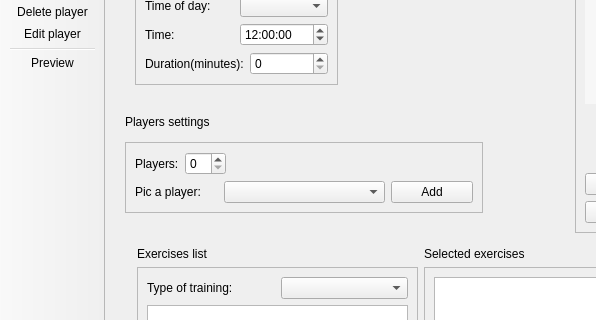
This is BVCoach/mainwindow.ui in Sautenko-Andrey/CoachApp as Qt 5 draws it before an edit; both pictures show x 0 to 596 and y 104 to 424 of the 1366 by 768 pixel window. The edited form follows.
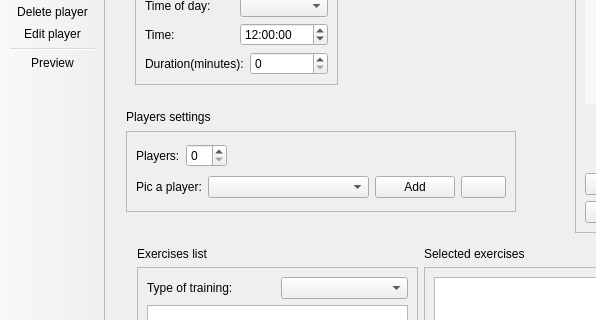
This is the edited form. Icons and pictures are not drawn.

Commit message: add player tool works properly. Have a bug with reloading players data. Need to fix it

What changed in the file:
```diff
--- a/BVCoach/mainwindow.ui
+++ b/BVCoach/mainwindow.ui
@@ -312,25 +312,15 @@
      </item>
     </layout>
    </widget>
-   <widget class="QWidget" name="">
-    <property name="geometry">
-     <rect>
-      <x>20</x>
-      <y>192</y>
-      <width>358</width>
-      <height>106</height>
-     </rect>
-    </property>
-    <layout class="QVBoxLayout" name="verticalLayout_6">
-     <item>
-      <widget class="QLabel" name="playersSettingLabel">
-       <property name="text">
-        <string>Players settings</string>
-       </property>
-      </widget>
-     </item>
-     <item>
       <widget class="QFrame" name="frame_3">
+    <property name="geometry">
+     <rect>
+      <x>21</x>
+      <y>216</y>
+      <width>390</width>
+      <height>81</height>
+     </rect>
+    </property>
        <property name="frameShape">
         <enum>QFrame::StyledPanel</enum>
        </property>
@@ -391,13 +381,34 @@
             </property>
            </widget>
           </item>
-         </layout>
-        </item>
-       </layout>
-      </widget>
+       <item>
+        <widget class="QPushButton" name="reloadPlayersButton">
+         <property name="text">
+          <string/>
+         </property>
+         <property name="icon">
+          <iconset resource="res.qrc">
+           <normaloff>:/images/reload.png</normaloff>:/images/reload.png</iconset>
+         </property>
+        </widget>
+       </item>
+      </layout>
      </item>
     </layout>
    </widget>
+   <widget class="QLabel" name="playersSettingLabel">
+    <property name="geometry">
+     <rect>
+      <x>21</x>
+      <y>193</y>
+      <width>108</width>
+      <height>17</height>
+     </rect>
+    </property>
+    <property name="text">
+     <string>Players settings</string>
+    </property>
+   </widget>
   </widget>
   <widget class="QMenuBar" name="menubar">
    <property name="geometry">
```
Lines whose indentation alone changed are shown as unchanged. The commit also changes 12 other files.
